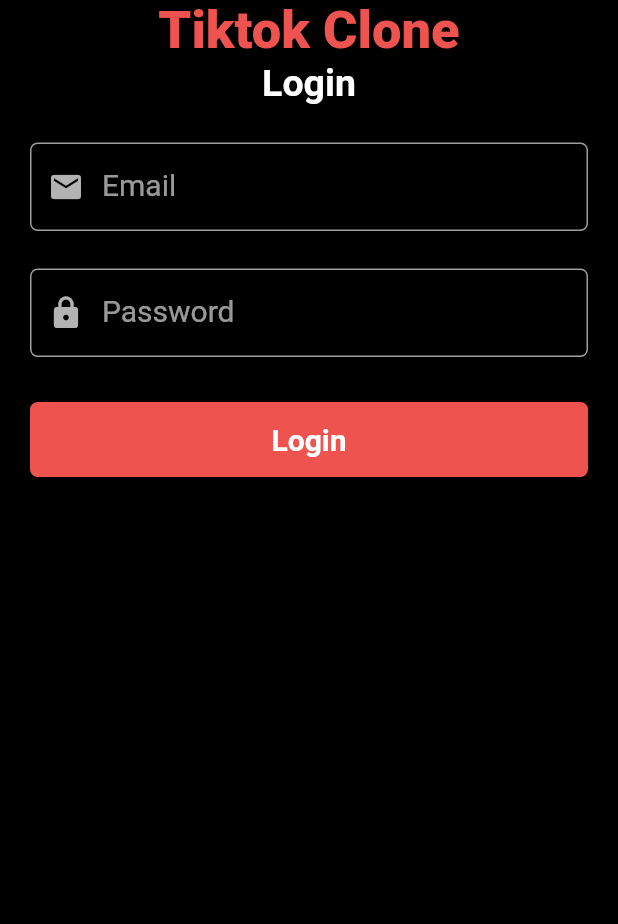
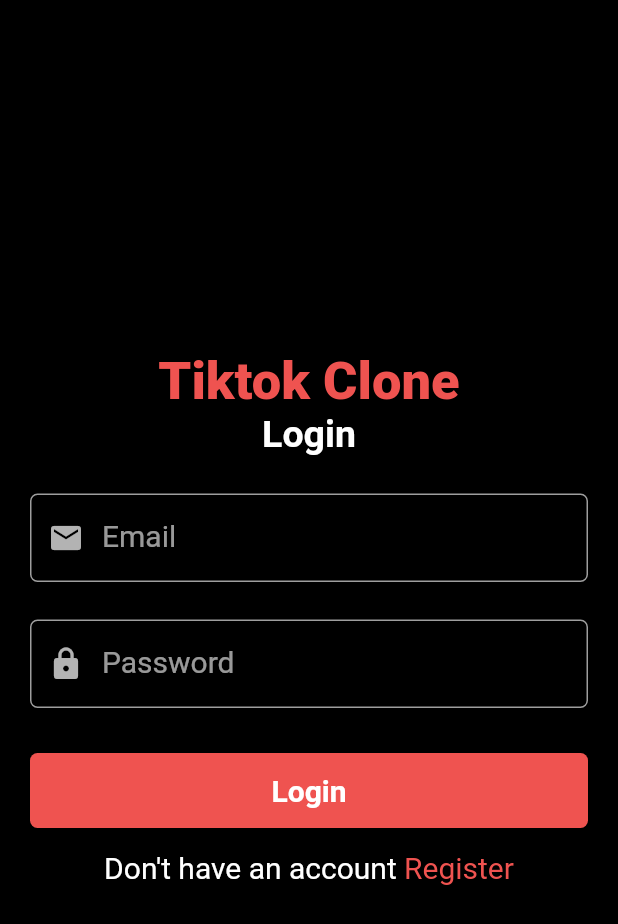
Before and after one commit to sandesh101/Tiktok-clone, a Flutter app: the screen it shows after launch, on a phone screen of 412 x 824 dp. Shown: the top 924 px of the screen. Run offline on Flutter 3.47's test engine with Material 2 defaults, Android fonts, the phone set to English and light mode, and no system bars.

Commit message:
Fixed Login Screen

```diff
--- a/lib/views/screens/login_screen.dart
+++ b/lib/views/screens/login_screen.dart
@@ -15,6 +15,7 @@ class LoginScreen extends StatelessWidget {
       body: Container(
         alignment: Alignment.center,
         child: Column(
+          mainAxisAlignment: MainAxisAlignment.center,
           children: [
             Text(
               "Tiktok Clone",
@@ -66,13 +67,38 @@ class LoginScreen extends StatelessWidget {
                   Radius.circular(5),
                 ),
               ),
-              child: const Center(
-                child: Text(
-                  "Login",
-                  style: TextStyle(fontSize: 20, fontWeight: FontWeight.w700),
+              child: InkWell(
+                onTap: () {
+                  // print("Login User");
+                },
+                child: const Center(
+                  child: Text(
+                    "Login",
+                    style: TextStyle(fontSize: 20, fontWeight: FontWeight.w700),
+                  ),
                 ),
               ),
             ),
+            const SizedBox(
+              height: 15,
+            ),
+            Row(
+              mainAxisAlignment: MainAxisAlignment.center,
+              // crossAxisAlignment: CrossAxisAlignment.s,
+              children: [
+                const Text(
+                  'Don\'t have an account ',
+                  style: TextStyle(fontSize: 20),
+                ),
+                InkWell(
+                  onTap: () {},
+                  child: Text(
+                    'Register',
+                    style: TextStyle(fontSize: 20, color: buttonColor),
+                  ),
+                ),
+              ],
+            )
           ],
         ),
       ),
```
